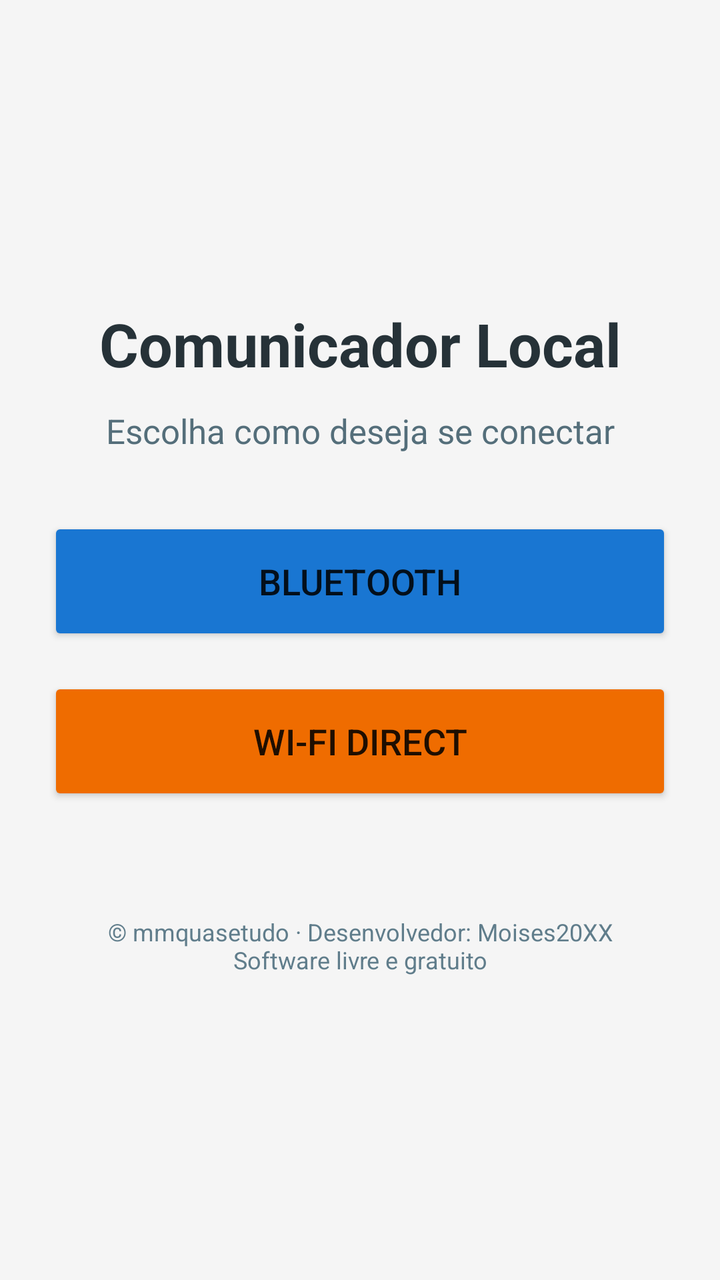
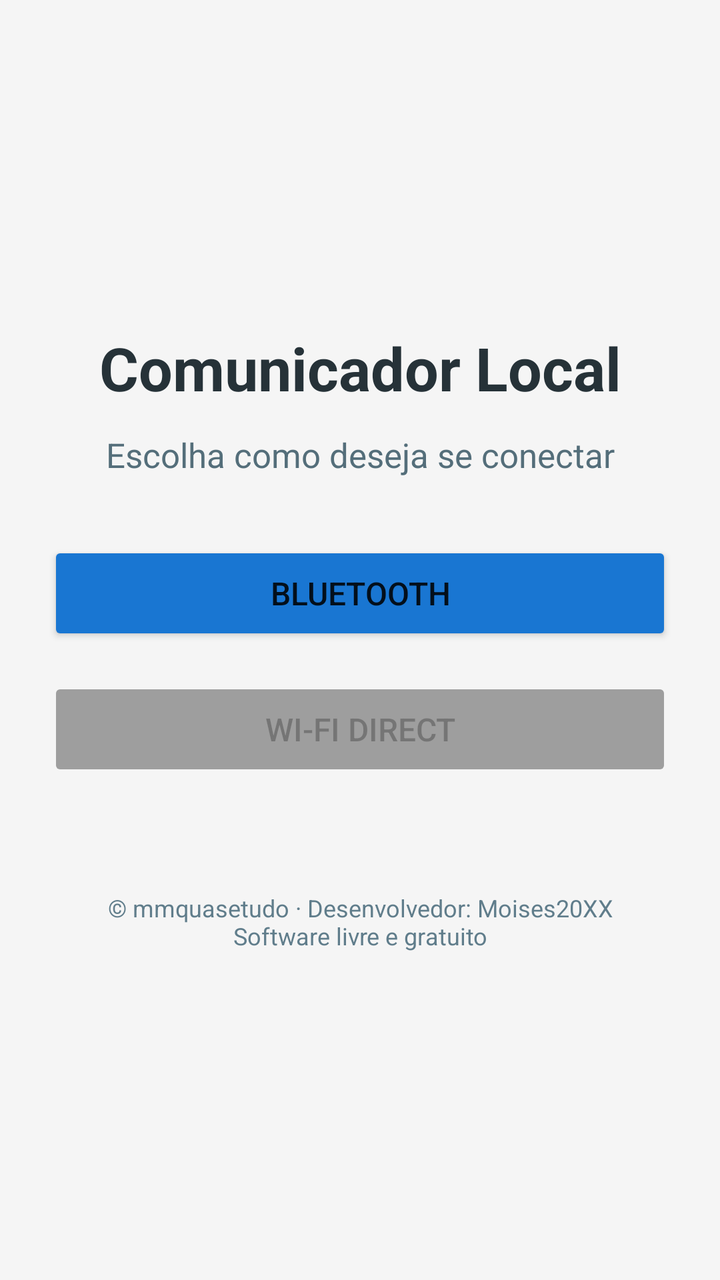

An Android layout rendered at two revisions. The XML below is the earlier revision; the diff shows what the commit changed to produce the second picture.
<!-- AndroidManifest.xml: application theme Theme.ComunicadorLocal -->
<!-- res/layout/activity_main.xml -->
<?xml version="1.0" encoding="utf-8"?>
<ScrollView xmlns:android="http://schemas.android.com/apk/res/android"
    android:layout_width="match_parent"
    android:layout_height="match_parent"
    android:fillViewport="true"
    android:background="@color/fundo_tela">

    <LinearLayout
        android:layout_width="match_parent"
        android:layout_height="match_parent"
        android:gravity="center"
        android:orientation="vertical"
        android:padding="24dp">

        <TextView
            android:layout_width="match_parent"
            android:layout_height="wrap_content"
            android:gravity="center"
            android:text="Comunicador Local"
            android:textColor="#263238"
            android:textSize="30sp"
            android:textStyle="bold" />

        <TextView
            android:layout_width="match_parent"
            android:layout_height="wrap_content"
            android:layout_marginTop="12dp"
            android:layout_marginBottom="32dp"
            android:gravity="center"
            android:text="Escolha como deseja se conectar"
            android:textColor="#546E7A"
            android:textSize="17sp" />

        <Button
            android:id="@+id/btnModoBluetooth"
            android:layout_width="match_parent"
            android:layout_height="64dp"
            android:text="Bluetooth"
            android:textSize="18sp"
            android:backgroundTint="#1976D2" />

        <Button
            android:id="@+id/btnModoWifi"
            android:layout_width="match_parent"
            android:layout_height="64dp"
            android:layout_marginTop="16dp"
            android:text="Wi-Fi Direct"
            android:textSize="18sp"
            android:backgroundTint="#EF6C00" />

        <TextView
            android:id="@+id/tvVersao"
            android:layout_width="match_parent"
            android:layout_height="wrap_content"
            android:layout_marginTop="20dp"
            android:gravity="center"
            android:textColor="#607D8B"
            android:textSize="14sp" />

        <TextView
            android:layout_width="match_parent"
            android:layout_height="wrap_content"
            android:layout_marginTop="16dp"
            android:gravity="center"
            android:text="© mmquasetudo · Desenvolvedor: Moises20XX\nSoftware livre e gratuito"
            android:textColor="#607D8B"
            android:textSize="12sp" />
    </LinearLayout>
</ScrollView>
<!-- resources referenced by this layout -->
<resources>
  <color name="fundo_tela">#F5F5F5</color>
  <style name="Theme.ComunicadorLocal" parent="Theme.AppCompat.Light.NoActionBar">
          <item name="colorPrimary">#FF5722</item>
          <item name="colorPrimaryDark">#E64A19</item>
          <item name="colorAccent">#FFC107</item>
          <item name="android:windowBackground">@color/fundo_tela</item>
          <item name="android:windowNoTitle">true</item>
          <item name="android:windowActionBar">false</item>
      </style>
</resources>

<!-- the commit's change to res/layout/activity_main.xml (unified diff, before → after) -->
@@ -34,19 +34,20 @@
         <Button
             android:id="@+id/btnModoBluetooth"
             android:layout_width="match_parent"
-            android:layout_height="64dp"
+            android:layout_height="52dp"
             android:text="Bluetooth"
-            android:textSize="18sp"
+            android:textSize="16sp"
             android:backgroundTint="#1976D2" />
 
         <Button
             android:id="@+id/btnModoWifi"
             android:layout_width="match_parent"
-            android:layout_height="64dp"
+            android:layout_height="52dp"
             android:layout_marginTop="16dp"
+            android:enabled="false"
             android:text="Wi-Fi Direct"
-            android:textSize="18sp"
-            android:backgroundTint="#EF6C00" />
+            android:textSize="16sp"
+            android:backgroundTint="#9E9E9E" />
 
         <TextView
             android:id="@+id/tvVersao"
<!-- resource entries referenced after the edit -->
@@ -5,9 +5,21 @@
           <item name="colorPrimary">#FF5722</item>
           <item name="colorPrimaryDark">#E64A19</item>
           <item name="colorAccent">#FFC107</item>
+          <item name="buttonStyle">@style/Widget.ComunicadorLocal.Button</item>
           <item name="android:windowBackground">@color/fundo_tela</item>
           <item name="android:windowNoTitle">true</item>
           <item name="android:windowActionBar">false</item>
       </style>
+  <style name="Widget.ComunicadorLocal.Button" parent="Widget.AppCompat.Button">
+          <item name="android:minHeight">36dp</item>
+          <item name="android:minWidth">0dp</item>
+          <item name="android:insetTop">0dp</item>
+          <item name="android:insetBottom">0dp</item>
+          <item name="android:paddingStart">4dp</item>
+          <item name="android:paddingEnd">4dp</item>
+          <item name="android:paddingTop">2dp</item>
+          <item name="android:paddingBottom">2dp</item>
+          <item name="android:textSize">12sp</item>
+      </style>
 </resources>
 
